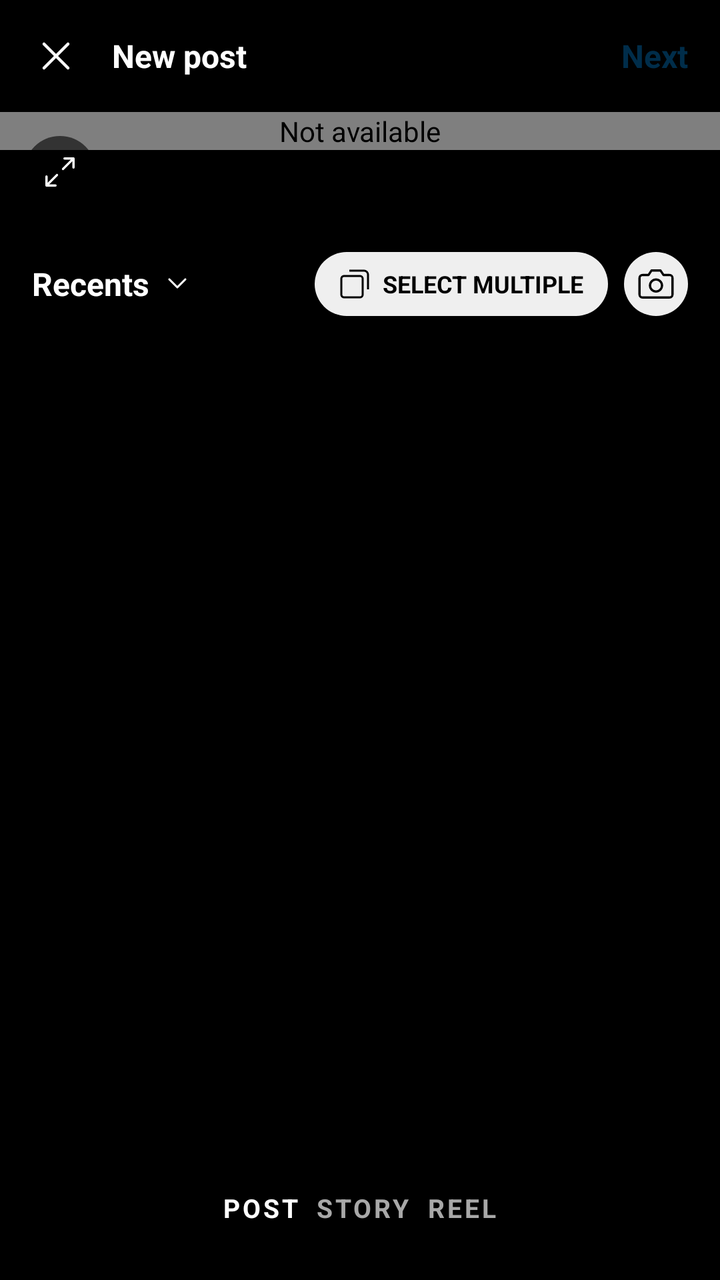
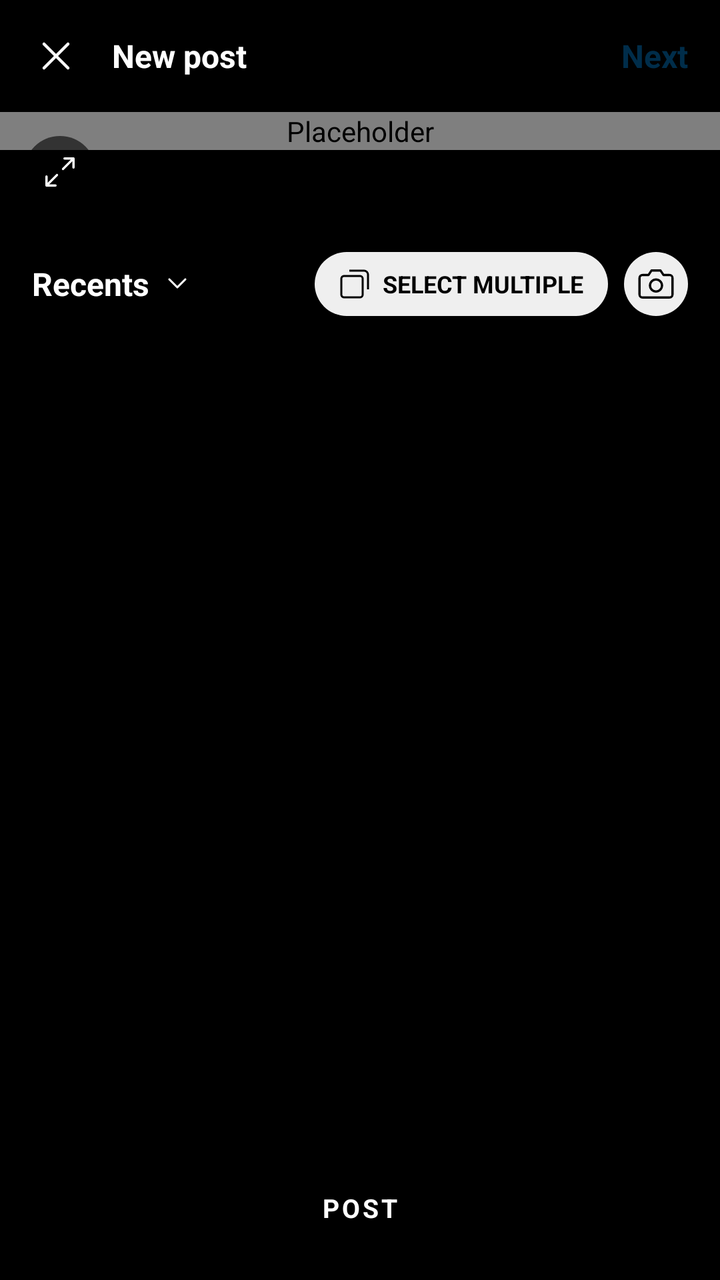

Before-and-after screenshots of an Android layout around one commit, followed by the original layout XML and the change that was made.
<!-- AndroidManifest.xml: application theme Theme.InstaClone -->
<!-- res/layout/create_step_picker.xml -->
<?xml version="1.0" encoding="utf-8"?>
<FrameLayout xmlns:android="http://schemas.android.com/apk/res/android"
    xmlns:app="http://schemas.android.com/apk/res-auto"
    android:layout_width="match_parent"
    android:layout_height="match_parent"
    android:background="@color/black">

    <LinearLayout
        android:layout_width="match_parent"
        android:layout_height="match_parent"
        android:orientation="vertical">

        
        <LinearLayout
            android:layout_width="match_parent"
            android:layout_height="@dimen/picker_top_bar_height"
            android:gravity="center_vertical"
            android:orientation="horizontal"
            android:paddingStart="@dimen/picker_top_bar_padding_horizontal"
            android:paddingEnd="@dimen/picker_top_bar_padding_horizontal">

            <ImageView
                android:id="@+id/btn_picker_close"
                android:layout_width="@dimen/picker_close_icon"
                android:layout_height="@dimen/picker_close_icon"
                android:contentDescription="@string/not_available"
                android:src="@drawable/ic_close"
                app:tint="@color/white" />

            <TextView
                android:id="@+id/tv_picker_title"
                style="@style/TextAppearance.Insta.PickerBar"
                android:layout_width="wrap_content"
                android:layout_height="wrap_content"
                android:layout_marginStart="@dimen/create_sheet_row_icon_gap"
                android:text="@string/picker_new_post" />

            <View
                android:layout_width="0dp"
                android:layout_height="1dp"
                android:layout_weight="1" />

            <TextView
                android:id="@+id/btn_picker_next"
                style="@style/TextAppearance.Insta.PickerBar"
                android:layout_width="wrap_content"
                android:layout_height="wrap_content"
                android:background="?attr/selectableItemBackground"
                android:enabled="false"
                android:text="@string/picker_next"
                android:textColor="@color/selector_picker_action" />
        </LinearLayout>

        
        <FrameLayout
            android:id="@+id/layout_picker_preview"
            android:layout_width="match_parent"
            android:layout_height="wrap_content">

            
            <com.insta.nova.ui.widget.SquareImageView
                android:id="@+id/iv_preview"
                android:layout_width="match_parent"
                android:layout_height="wrap_content"
                android:background="@color/black"
                android:contentDescription="@string/not_available"
                android:scaleType="centerCrop" />

            
            <androidx.constraintlayout.widget.ConstraintLayout
                android:id="@+id/layout_picker_grid_lines"
                android:layout_width="match_parent"
                android:layout_height="match_parent"
                android:visibility="gone">

                <androidx.constraintlayout.widget.Guideline
                    android:id="@+id/guideline_picker_v1"
                    android:layout_width="wrap_content"
                    android:layout_height="wrap_content"
                    android:orientation="vertical"
                    app:layout_constraintGuide_percent="0.3333" />

                <androidx.constraintlayout.widget.Guideline
                    android:id="@+id/guideline_picker_v2"
                    android:layout_width="wrap_content"
                    android:layout_height="wrap_content"
                    android:orientation="vertical"
                    app:layout_constraintGuide_percent="0.6666" />

                <androidx.constraintlayout.widget.Guideline
                    android:id="@+id/guideline_picker_h1"
                    android:layout_width="wrap_content"
                    android:layout_height="wrap_content"
                    android:orientation="horizontal"
                    app:layout_constraintGuide_percent="0.3333" />

                <androidx.constraintlayout.widget.Guideline
                    android:id="@+id/guideline_picker_h2"
                    android:layout_width="wrap_content"
                    android:layout_height="wrap_content"
                    android:orientation="horizontal"
                    app:layout_constraintGuide_percent="0.6666" />

                <View
                    android:layout_width="@dimen/picker_grid_line_width"
                    android:layout_height="0dp"
                    android:background="@color/color_grid_line"
                    app:layout_constraintBottom_toBottomOf="parent"
                    app:layout_constraintEnd_toEndOf="@id/guideline_picker_v1"
                    app:layout_constraintTop_toTopOf="parent" />

                <View
                    android:layout_width="@dimen/picker_grid_line_width"
                    android:layout_height="0dp"
                    android:background="@color/color_grid_line"
                    app:layout_constraintBottom_toBottomOf="parent"
                    app:layout_constraintEnd_toEndOf="@id/guideline_picker_v2"
                    app:layout_constraintTop_toTopOf="parent" />

                <View
                    android:layout_width="0dp"
                    android:layout_height="@dimen/picker_grid_line_width"
                    android:background="@color/color_grid_line"
                    app:layout_constraintBottom_toBottomOf="@id/guideline_picker_h1"
                    app:layout_constraintEnd_toEndOf="parent"
                    app:layout_constraintStart_toStartOf="parent" />

                <View
                    android:layout_width="0dp"
                    android:layout_height="@dimen/picker_grid_line_width"
                    android:background="@color/color_grid_line"
                    app:layout_constraintBottom_toBottomOf="@id/guideline_picker_h2"
                    app:layout_constraintEnd_toEndOf="parent"
                    app:layout_constraintStart_toStartOf="parent" />
            </androidx.constraintlayout.widget.ConstraintLayout>

            
            <ImageView
                android:id="@+id/btn_picker_expand"
                android:layout_width="@dimen/picker_overlay_circle"
                android:layout_height="@dimen/picker_overlay_circle"
                android:layout_gravity="bottom|start"
                android:layout_margin="@dimen/picker_overlay_margin"
                android:background="@drawable/bg_picker_overlay_circle"
                android:contentDescription="@string/picker_fit_toggle"
                android:padding="@dimen/picker_overlay_padding"
                android:src="@drawable/ic_expand"
                app:tint="@color/white" />
        </FrameLayout>

        
        <LinearLayout
            android:layout_width="match_parent"
            android:layout_height="@dimen/picker_recents_row_height"
            android:gravity="center_vertical"
            android:orientation="horizontal"
            android:paddingStart="@dimen/picker_top_bar_padding_horizontal"
            android:paddingEnd="@dimen/picker_top_bar_padding_horizontal">

            <LinearLayout
                android:id="@+id/btn_picker_album"
                android:layout_width="wrap_content"
                android:layout_height="wrap_content"
                android:gravity="center_vertical"
                android:orientation="horizontal">

                <TextView
                    android:layout_width="wrap_content"
                    android:layout_height="wrap_content"
                    android:text="@string/picker_recents"
                    android:textColor="@color/white"
                    android:textSize="@dimen/text_title"
                    android:textStyle="bold" />

                <ImageView
                    android:layout_width="@dimen/profile_chevron_size"
                    android:layout_height="@dimen/profile_chevron_size"
                    android:layout_marginStart="@dimen/picker_row_gap"
                    android:contentDescription="@string/picker_album_source"
                    android:src="@drawable/ic_chevron_down"
                    app:tint="@color/white" />
            </LinearLayout>

            <View
                android:layout_width="0dp"
                android:layout_height="1dp"
                android:layout_weight="1" />

            
            <LinearLayout
                android:id="@+id/btn_picker_multi"
                android:layout_width="wrap_content"
                android:layout_height="@dimen/picker_select_pill_height"
                android:background="@drawable/bg_picker_pill"
                android:gravity="center_vertical"
                android:orientation="horizontal"
                android:paddingStart="@dimen/picker_select_pill_padding_horizontal"
                android:paddingEnd="@dimen/picker_select_pill_padding_horizontal">

                <ImageView
                    android:id="@+id/iv_multi_icon"
                    android:layout_width="@dimen/picker_select_pill_icon"
                    android:layout_height="@dimen/picker_select_pill_icon"
                    android:contentDescription="@string/picker_select_multiple"
                    android:src="@drawable/ic_multi_image"
                    app:tint="?attr/themeTextPrimary" />

                <TextView
                    android:id="@+id/tv_multi_label"
                    style="@style/TextAppearance.Insta.PickerPill"
                    android:layout_width="wrap_content"
                    android:layout_height="wrap_content"
                    android:layout_marginStart="@dimen/picker_row_gap"
                    android:text="@string/picker_select_multiple" />
            </LinearLayout>

            
            <ImageView
                android:id="@+id/btn_pick_image"
                android:layout_width="@dimen/picker_circle_button"
                android:layout_height="@dimen/picker_circle_button"
                android:layout_marginStart="@dimen/picker_recents_gap"
                android:background="@drawable/bg_picker_circle_surface"
                android:contentDescription="@string/inbox_camera"
                android:padding="@dimen/picker_circle_button_padding"
                android:src="@drawable/ic_camera"
                app:tint="?attr/themeTextPrimary" />
        </LinearLayout>

        
        <androidx.recyclerview.widget.RecyclerView
            android:id="@+id/rv_picker_grid"
            android:layout_width="match_parent"
            android:layout_height="0dp"
            android:layout_weight="1"
            android:overScrollMode="never" />
    </LinearLayout>

    
    <LinearLayout
        android:id="@+id/layout_picker_mode"
        android:layout_width="wrap_content"
        android:layout_height="@dimen/picker_mode_pill_height"
        android:layout_gravity="bottom|center_horizontal"
        android:layout_marginBottom="@dimen/picker_mode_margin_bottom"
        android:background="@drawable/bg_picker_mode_pill"
        android:gravity="center_vertical"
        android:orientation="horizontal"
        android:paddingStart="@dimen/picker_mode_pill_padding_horizontal"
        android:paddingEnd="@dimen/picker_mode_pill_padding_horizontal">

        <TextView
            android:id="@+id/tv_mode_post"
            style="@style/TextAppearance.Insta.PickerMode"
            android:layout_width="wrap_content"
            android:layout_height="wrap_content"
            android:letterSpacing="0.1"
            android:text="@string/picker_mode_post"
            android:textColor="@color/white" />

        <TextView
            android:id="@+id/tv_mode_story"
            style="@style/TextAppearance.Insta.PickerMode"
            android:layout_width="wrap_content"
            android:layout_height="wrap_content"
            android:layout_marginStart="@dimen/picker_mode_pill_gap"
            android:letterSpacing="0.1"
            android:text="@string/picker_mode_story" />

        <TextView
            android:id="@+id/tv_mode_reel"
            style="@style/TextAppearance.Insta.PickerMode"
            android:layout_width="wrap_content"
            android:layout_height="wrap_content"
            android:layout_marginStart="@dimen/picker_mode_pill_gap"
            android:letterSpacing="0.1"
            android:text="@string/picker_mode_reel" />
    </LinearLayout>

</FrameLayout>
<!-- resources referenced by this layout -->
<resources>
  <color name="black">#000000</color>
  <color name="color_grid_line">#66FFFFFF</color>
  <color name="white">#FFFFFF</color>
  <dimen name="create_sheet_row_icon_gap">16dp</dimen>
  <dimen name="picker_circle_button">32dp</dimen>
  <dimen name="picker_circle_button_padding">7dp</dimen>
  <dimen name="picker_close_icon">24dp</dimen>
  <dimen name="picker_grid_line_width">1dp</dimen>
  <dimen name="picker_mode_margin_bottom">16dp</dimen>
  <dimen name="picker_mode_pill_gap">8dp</dimen>
  <dimen name="picker_mode_pill_height">40dp</dimen>
  <dimen name="picker_mode_pill_padding_horizontal">20dp</dimen>
  <dimen name="picker_overlay_circle">36dp</dimen>
  <dimen name="picker_overlay_margin">12dp</dimen>
  <dimen name="picker_overlay_padding">9dp</dimen>
  <dimen name="picker_recents_gap">8dp</dimen>
  <dimen name="picker_recents_row_height">52dp</dimen>
  <dimen name="picker_row_gap">6dp</dimen>
  <dimen name="picker_select_pill_height">32dp</dimen>
  <dimen name="picker_select_pill_icon">16dp</dimen>
  <dimen name="picker_select_pill_padding_horizontal">12dp</dimen>
  <dimen name="picker_top_bar_height">56dp</dimen>
  <dimen name="picker_top_bar_padding_horizontal">16dp</dimen>
  <dimen name="profile_chevron_size">16dp</dimen>
  <dimen name="text_title">16sp</dimen>
  <!-- drawable bg_picker_circle_surface (drawable) -->
  <?xml version="1.0" encoding="utf-8"?>
  <shape xmlns:android="http://schemas.android.com/apk/res/android"
      android:shape="oval">
      <solid android:color="@color/color_surface_variant" />
  </shape>
  <!-- drawable bg_picker_mode_pill (drawable) -->
  <?xml version="1.0" encoding="utf-8"?>
  <shape xmlns:android="http://schemas.android.com/apk/res/android"
      android:shape="rectangle">
      <corners android:radius="@dimen/picker_mode_pill_radius" />
      <solid android:color="@color/color_scrim_strong" />
  </shape>
  <!-- drawable bg_picker_overlay_circle (drawable) -->
  <?xml version="1.0" encoding="utf-8"?>
  <shape xmlns:android="http://schemas.android.com/apk/res/android"
      android:shape="oval">
      <solid android:color="@color/color_scrim" />
  </shape>
  <!-- drawable bg_picker_pill (drawable) -->
  <?xml version="1.0" encoding="utf-8"?>
  <shape xmlns:android="http://schemas.android.com/apk/res/android"
      android:shape="rectangle">
      <corners android:radius="@dimen/picker_select_pill_radius" />
      <solid android:color="@color/color_surface_variant" />
  </shape>
  <string name="inbox_camera">Camera</string>
  <string name="not_available">Not available</string>
  <string name="picker_album_source">Album source</string>
  <string name="picker_fit_toggle">Toggle fit or fill</string>
  <string name="picker_mode_post">POST</string>
  <string name="picker_mode_reel">REEL</string>
  <string name="picker_mode_story">STORY</string>
  <string name="picker_new_post">New post</string>
  <string name="picker_next">Next</string>
  <string name="picker_recents">Recents</string>
  <string name="picker_select_multiple">SELECT MULTIPLE</string>
  <color name="color_surface_variant">#EFEFEF</color>
  <dimen name="picker_mode_pill_radius">20dp</dimen>
  <color name="color_scrim_strong">#CC000000</color>
  <color name="color_scrim">#99000000</color>
  <dimen name="picker_select_pill_radius">16dp</dimen>
  <color name="color_text_primary">#000000</color>
  <dimen name="picker_action_text_size">@dimen/text_title</dimen>
  <dimen name="picker_mode_text_size">13sp</dimen>
  <color name="color_icon_muted">#A8A8A8</color>
  <dimen name="picker_select_pill_text_size">12sp</dimen>
  <color name="color_primary">#0095F6</color>
  <color name="color_background">#FFFFFF</color>
  <color name="color_text_secondary">#737373</color>
  <color name="color_divider">#DBDBDB</color>
  <color name="color_like">#FF3040</color>
  <color name="color_sheet">#FFFFFF</color>
  <!-- unchanged entries left out for length: 9 -->
</resources>

<!-- the commit's change to res/layout/create_step_picker.xml (unified diff, before → after) -->
@@ -23,7 +23,7 @@
                 android:id="@+id/btn_picker_close"
                 android:layout_width="@dimen/picker_close_icon"
                 android:layout_height="@dimen/picker_close_icon"
-                android:contentDescription="@string/not_available"
+                android:contentDescription="@null"
                 android:src="@drawable/ic_close"
                 app:tint="@color/white" />
 
@@ -63,7 +63,7 @@
                 android:layout_width="match_parent"
                 android:layout_height="wrap_content"
                 android:background="@color/black"
-                android:contentDescription="@string/not_available"
+                android:contentDescription="@null"
                 android:scaleType="centerCrop" />
 
             
@@ -258,23 +258,6 @@
             android:text="@string/picker_mode_post"
             android:textColor="@color/white" />
 
-        <TextView
-            android:id="@+id/tv_mode_story"
-            style="@style/TextAppearance.Insta.PickerMode"
-            android:layout_width="wrap_content"
-            android:layout_height="wrap_content"
-            android:layout_marginStart="@dimen/picker_mode_pill_gap"
-            android:letterSpacing="0.1"
-            android:text="@string/picker_mode_story" />
-
-        <TextView
-            android:id="@+id/tv_mode_reel"
-            style="@style/TextAppearance.Insta.PickerMode"
-            android:layout_width="wrap_content"
-            android:layout_height="wrap_content"
-            android:layout_marginStart="@dimen/picker_mode_pill_gap"
-            android:letterSpacing="0.1"
-            android:text="@string/picker_mode_reel" />
     </LinearLayout>
 
 </FrameLayout>
<!-- resource entries referenced after the edit -->
@@ -9,7 +9,6 @@
   <dimen name="picker_close_icon">24dp</dimen>
   <dimen name="picker_grid_line_width">1dp</dimen>
   <dimen name="picker_mode_margin_bottom">16dp</dimen>
-  <dimen name="picker_mode_pill_gap">8dp</dimen>
   <dimen name="picker_mode_pill_height">40dp</dimen>
   <dimen name="picker_mode_pill_padding_horizontal">20dp</dimen>
   <dimen name="picker_overlay_circle">36dp</dimen>
@@ -52,12 +51,9 @@
       <solid android:color="@color/color_surface_variant" />
   </shape>
   <string name="inbox_camera">Camera</string>
-  <string name="not_available">Not available</string>
   <string name="picker_album_source">Album source</string>
   <string name="picker_fit_toggle">Toggle fit or fill</string>
   <string name="picker_mode_post">POST</string>
-  <string name="picker_mode_reel">REEL</string>
-  <string name="picker_mode_story">STORY</string>
   <string name="picker_new_post">New post</string>
   <string name="picker_next">Next</string>
   <string name="picker_recents">Recents</string>
